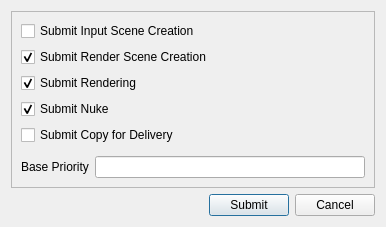
First picture: the form in plugins/RenderingPipelinePlugin/assets/submissionDialog.ui, repository compix/MetadataManager, before the edit.
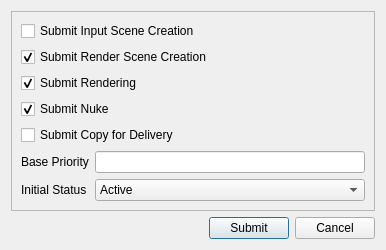
Second picture: the form after the edit.

Commit message: Add initial submission status and lazy-load rendering pipelines

Diff of the .ui file:
```diff
--- a/plugins/RenderingPipelinePlugin/assets/submissionDialog.ui
+++ b/plugins/RenderingPipelinePlugin/assets/submissionDialog.ui
@@ -10,7 +10,7 @@
     <x>0</x>
     <y>0</y>
     <width>386</width>
-    <height>213</height>
+    <height>229</height>
    </rect>
   </property>
   <property name="windowTitle">
@@ -71,20 +71,38 @@
        </widget>
       </item>
       <item>
-       <layout class="QHBoxLayout" name="horizontalLayout_2">
-        <property name="topMargin">
-         <number>5</number>
-        </property>
-        <item>
+       <layout class="QFormLayout" name="formLayout">
+        <item row="0" column="0">
          <widget class="QLabel" name="label">
           <property name="text">
            <string>Base Priority</string>
           </property>
          </widget>
         </item>
-        <item>
+        <item row="0" column="1">
          <widget class="QLineEdit" name="basePriorityEdit"/>
         </item>
+        <item row="1" column="0">
+         <widget class="QLabel" name="label_2">
+          <property name="text">
+           <string>Initial Status</string>
+          </property>
+         </widget>
+        </item>
+        <item row="1" column="1">
+         <widget class="QComboBox" name="initialStatusComboBox">
+          <item>
+           <property name="text">
+            <string>Active</string>
+           </property>
+          </item>
+          <item>
+           <property name="text">
+            <string>Suspended</string>
+           </property>
+          </item>
+         </widget>
+        </item>
        </layout>
       </item>
      </layout>
```
The commit also changes 4 other files.
